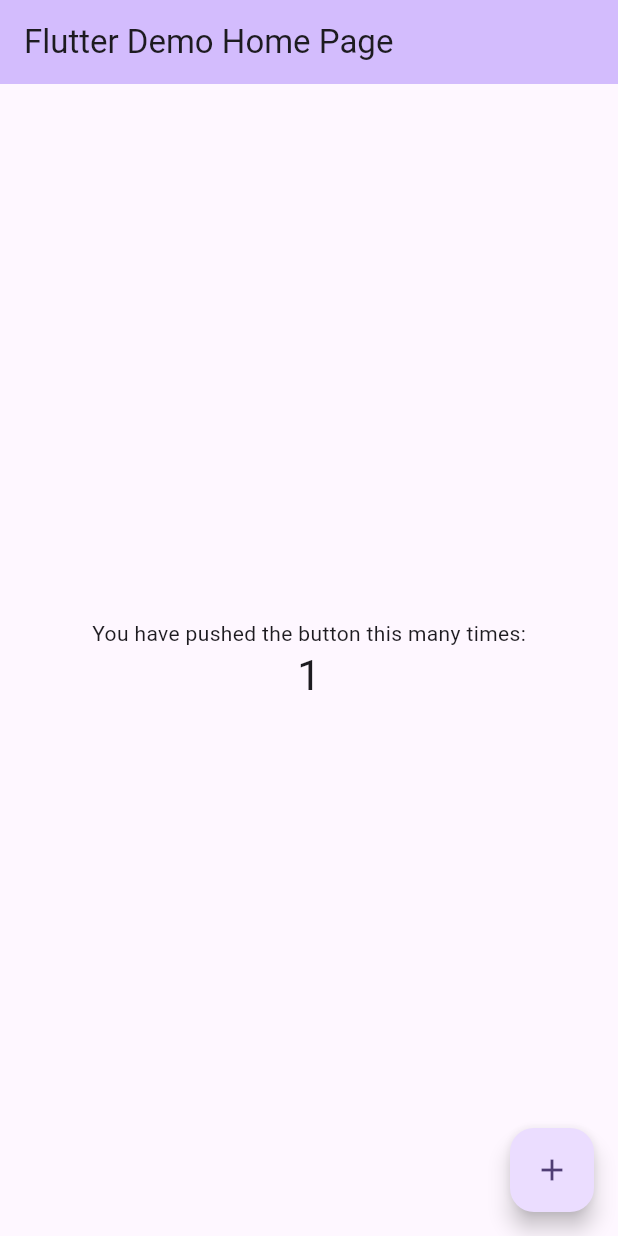
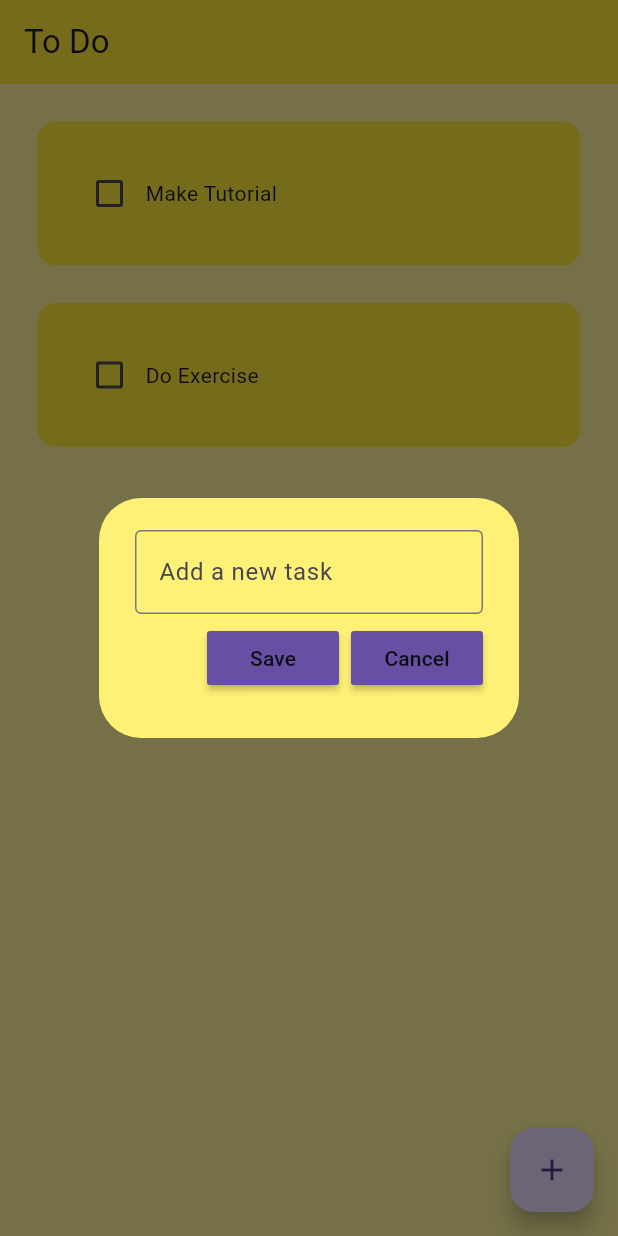
Before and after one commit to suryadevarapranav/codescribbles, a Flutter app: the screen it shows after launch, after a tap on the "add" icon, on a phone screen of 412 x 824 dp. Run offline on Flutter 3.47's test engine with Material 3 defaults, Android fonts, the phone set to English and light mode, and no system bars.

Commit message:
Able to save tasks..

```diff
--- a/lib/main.dart
+++ b/lib/main.dart
@@ -1,4 +1,5 @@
 import 'package:flutter/material.dart';
+import 'package:todolistapp/pages/home_page.dart';
 
 void main() {
   runApp(const MyApp());
@@ -7,119 +8,15 @@
 class MyApp extends StatelessWidget {
   const MyApp({super.key});
 
-  // This widget is the root of your application.
   @override
   Widget build(BuildContext context) {
     return MaterialApp(
-      title: 'Flutter Demo',
+      debugShowCheckedModeBanner: false,
+      home: HomePage(),
       theme: ThemeData(
-        // This is the theme of your application.
-        //
-        // TRY THIS: Try running your application with "flutter run". You'll see
-        // the application has a purple toolbar. Then, without quitting the app,
-        // try changing the seedColor in the colorScheme below to Colors.green
-        // and then invoke "hot reload" (save your changes or press the "hot
-        // reload" button in a Flutter-supported IDE, or press "r" if you used
-        // the command line to start the app).
-        //
-        // Notice that the counter didn't reset back to zero; the application
-        // state is not lost during the reload. To reset the state, use hot
-        // restart instead.
-        //
-        // This works for code too, not just values: Most code changes can be
-        // tested with just a hot reload.
-        colorScheme: ColorScheme.fromSeed(seedColor: Colors.deepPurple),
-        useMaterial3: true,
-      ),
-      home: const MyHomePage(title: 'Flutter Demo Home Page'),
+          // default color would be color specified here...
+          primarySwatch:
+              Colors.yellow), // ThemeData isn't a compile time-constant..
     );
   }
 }
-
-class MyHomePage extends StatefulWidget {
-  const MyHomePage({super.key, required this.title});
-
-  // This widget is the home page of your application. It is stateful, meaning
-  // that it has a State object (defined below) that contains fields that affect
-  // how it looks.
-
-  // This class is the configuration for the state. It holds the values (in this
-  // case the title) provided by the parent (in this case the App widget) and
-  // used by the build method of the State. Fields in a Widget subclass are
-  // always marked "final".
-
-  final String title;
-
-  @override
-  State<MyHomePage> createState() => _MyHomePageState();
-}
-
-class _MyHomePageState extends State<MyHomePage> {
-  int _counter = 0;
-
-  void _incrementCounter() {
-    setState(() {
-      // This call to setState tells the Flutter framework that something has
-      // changed in this State, which causes it to rerun the build method below
-      // so that the display can reflect the updated values. If we changed
-      // _counter without calling setState(), then the build method would not be
-      // called again, and so nothing would appear to happen.
-      _counter++;
-    });
-  }
-
-  @override
-  Widget build(BuildContext context) {
-    // This method is rerun every time setState is called, for instance as done
-    // by the _incrementCounter method above.
-    //
-    // The Flutter framework has been optimized to make rerunning build methods
-    // fast, so that you can just rebuild anything that needs updating rather
-    // than having to individually change instances of widgets.
-    return Scaffold(
-      appBar: AppBar(
-        // TRY THIS: Try changing the color here to a specific color (to
-        // Colors.amber, perhaps?) and trigger a hot reload to see the AppBar
-        // change color while the other colors stay the same.
-        backgroundColor: Theme.of(context).colorScheme.inversePrimary,
-        // Here we take the value from the MyHomePage object that was created by
-        // the App.build method, and use it to set our appbar title.
-        title: Text(widget.title),
-      ),
-      body: Center(
-        // Center is a layout widget. It takes a single child and positions it
-        // in the middle of the parent.
-        child: Column(
-          // Column is also a layout widget. It takes a list of children and
-          // arranges them vertically. By default, it sizes itself to fit its
-          // children horizontally, and tries to be as tall as its parent.
-          //
-          // Column has various properties to control how it sizes itself and
-          // how it positions its children. Here we use mainAxisAlignment to
-          // center the children vertically; the main axis here is the vertical
-          // axis because Columns are vertical (the cross axis would be
-          // horizontal).
-          //
-          // TRY THIS: Invoke "debug painting" (choose the "Toggle Debug Paint"
-          // action in the IDE, or press "p" in the console), to see the
-          // wireframe for each widget.
-          mainAxisAlignment: MainAxisAlignment.center,
-          children: <Widget>[
-            const Text(
-              'You have pushed the button this many times:',
-            ),
-            Text(
-              '$_counter',
-              style: Theme.of(context).textTheme.headlineMedium,
-            ),
-          ],
-        ),
-      ),
-      floatingActionButton: FloatingActionButton(
-        onPressed: _incrementCounter,
-        tooltip: 'Increment',
-        child: const Icon(Icons.add),
-      ), // This trailing comma makes auto-formatting nicer for build methods.
-    );
-  }
-}
--- /dev/null
+++ b/lib/pages/home_page.dart
@@ -0,0 +1,79 @@
+import 'package:flutter/material.dart';
+import 'package:todolistapp/utils/dialog_box.dart';
+import 'package:todolistapp/utils/todo_tile.dart';
+
+class HomePage extends StatefulWidget {
+  const HomePage({super.key});
+
+  @override
+  State<HomePage> createState() => _HomePageState();
+}
+
+class _HomePageState extends State<HomePage> {
+  // text controller - get access to the input form the dialog box.
+  final _controller = TextEditingController();
+
+  // list of to-do tasks...
+  List toDoList = [
+    ["Make Tutorial", false],
+    ["Do Exercise", false],
+  ];
+
+  // checkbox was tapped
+  void checkBoxChanged(bool? value, int index) {
+    setState(() {
+      toDoList[index][1] = !toDoList[index][1];
+    });
+  }
+
+  // saving a new task.
+  void saveNewTask() {
+    setState(() {
+      toDoList.add([_controller.text, false]);
+      _controller.clear();
+    });
+    Navigator.of(context).pop();
+  }
+
+  // creating a new task.
+  void createNewTask() {
+    showDialog(
+      context: context,
+      builder: (context) {
+        return DialogBox(
+          controller: _controller,
+          onSave: saveNewTask,
+          onCancel: () =>
+              Navigator.of(context).pop(), // just simply close the dialog box..
+        );
+      },
+    );
+  }
+
+  @override
+  Widget build(BuildContext context) {
+    return Scaffold(
+      backgroundColor: Colors.yellow[200],
+      appBar: AppBar(
+        backgroundColor: Colors.yellow, // ThemeData isn't working...
+        title: Text('To Do'),
+        elevation: 0,
+      ),
+      // button to allow create a new task...
+      floatingActionButton: FloatingActionButton(
+        onPressed: createNewTask,
+        child: Icon(Icons.add),
+      ),
+      body: ListView.builder(
+        itemCount: toDoList.length,
+        itemBuilder: (context, index) {
+          return ToDoTile(
+            taskName: toDoList[index][0],
+            taskCompleted: toDoList[index][1],
+            onChanged: (value) => checkBoxChanged(value, index),
+          );
+        },
+      ),
+    );
+  }
+}
--- /dev/null
+++ b/lib/utils/dialog_box.dart
@@ -0,0 +1,55 @@
+import 'package:flutter/material.dart';
+import 'package:todolistapp/utils/my_button.dart';
+
+class DialogBox extends StatelessWidget {
+  final controller; // to access the controller in the home page and we pass this in the constructor.
+  VoidCallback onSave;
+  VoidCallback onCancel;
+
+  // creating the constructor for the DialogBox.
+  DialogBox({
+    super.key,
+    required this.controller,
+    required this.onSave,
+    required this.onCancel,
+  });
+
+  @override
+  Widget build(BuildContext context) {
+    return AlertDialog(
+      backgroundColor: Colors.yellow[300],
+      content: Container(
+        height: 120,
+        child: Column(
+          mainAxisAlignment: MainAxisAlignment.spaceEvenly,
+          children: [
+            // get the user input
+            TextField(
+              controller: controller,
+              decoration: InputDecoration(
+                border: OutlineInputBorder(),
+                hintText: "Add a new task",
+              ),
+            ),
+
+            // buttons -> save & cancel
+            Row(
+              mainAxisAlignment: MainAxisAlignment.end,
+              children: [
+                // using the defined button component.
+
+                // save button
+                MyButton(text: "Save", onPressed: onSave),
+
+                const SizedBox(width: 8),
+
+                // cancel button
+                MyButton(text: "Cancel", onPressed: onCancel),
+              ],
+            ),
+          ],
+        ),
+      ),
+    );
+  }
+}
--- /dev/null
+++ b/lib/utils/my_button.dart
@@ -0,0 +1,20 @@
+import 'package:flutter/material.dart';
+
+class MyButton extends StatelessWidget {
+  final String text;
+  VoidCallback onPressed;
+  MyButton({
+    super.key,
+    required this.text,
+    required this.onPressed,
+  });
+
+  @override
+  Widget build(BuildContext context) {
+    return MaterialButton(
+      onPressed: onPressed,
+      color: Theme.of(context).primaryColor,
+      child: Text(text),
+    );
+  }
+}
--- /dev/null
+++ b/lib/utils/todo_tile.dart
@@ -0,0 +1,53 @@
+import 'package:flutter/material.dart';
+
+class ToDoTile extends StatelessWidget {
+  // unique properties of a todo-task tile...
+  final String taskName;
+  final bool taskCompleted;
+  Function(bool?)? onChanged;
+  // Function(BuildContext)? deleteFunction;
+
+  // creating a constructor for the todo-task tile...
+  ToDoTile({
+    super.key,
+    required this.taskName,
+    required this.taskCompleted,
+    required this.onChanged,
+    // required this.deleteFunction,
+  });
+
+  @override
+  Widget build(BuildContext context) {
+    return Padding(
+      padding: const EdgeInsets.only(left: 25.0, right: 25, top: 25),
+      child: Container(
+        padding: EdgeInsets.all(24),
+        child: Row(
+          children: [
+            // checkbox
+            Checkbox(
+              value: taskCompleted,
+              onChanged: onChanged,
+              activeColor: Colors.black,
+            ),
+
+            // task name
+            // task name
+            Text(
+              taskName,
+              style: TextStyle(
+                decoration: taskCompleted
+                    ? TextDecoration.lineThrough
+                    : TextDecoration.none,
+              ),
+            ),
+          ],
+        ),
+        decoration: BoxDecoration(
+          color: Colors.yellow,
+          borderRadius: BorderRadius.circular(12),
+        ),
+      ),
+    );
+  }
+}
```
